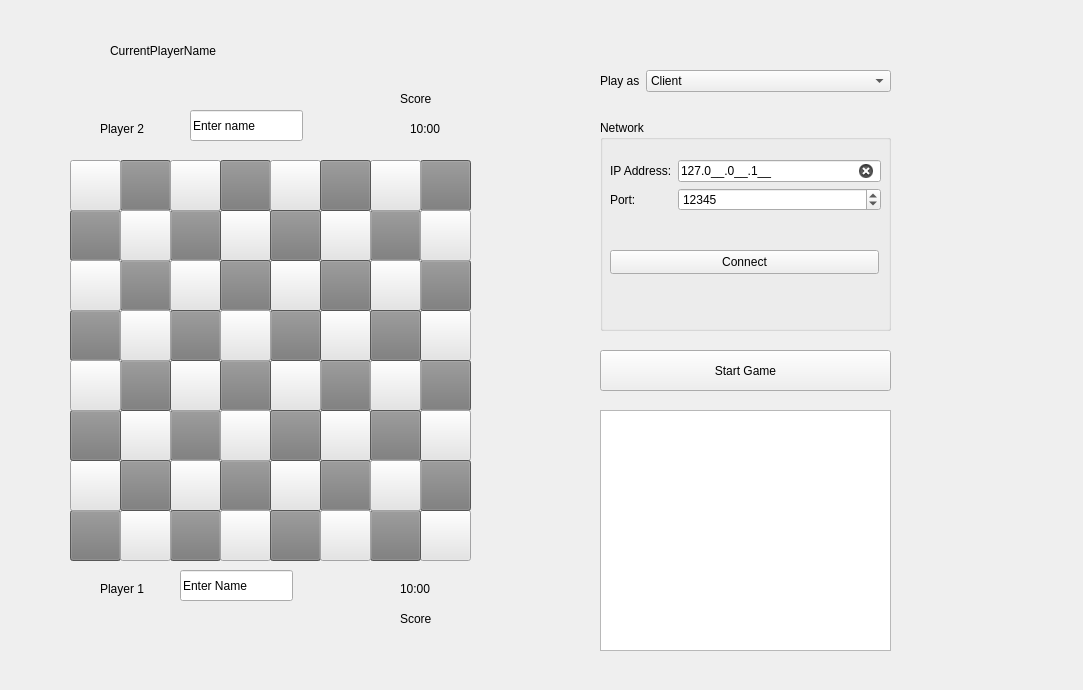
Qt form schach/schachgui.ui (Charly-62/QtChessApp) before a commit.
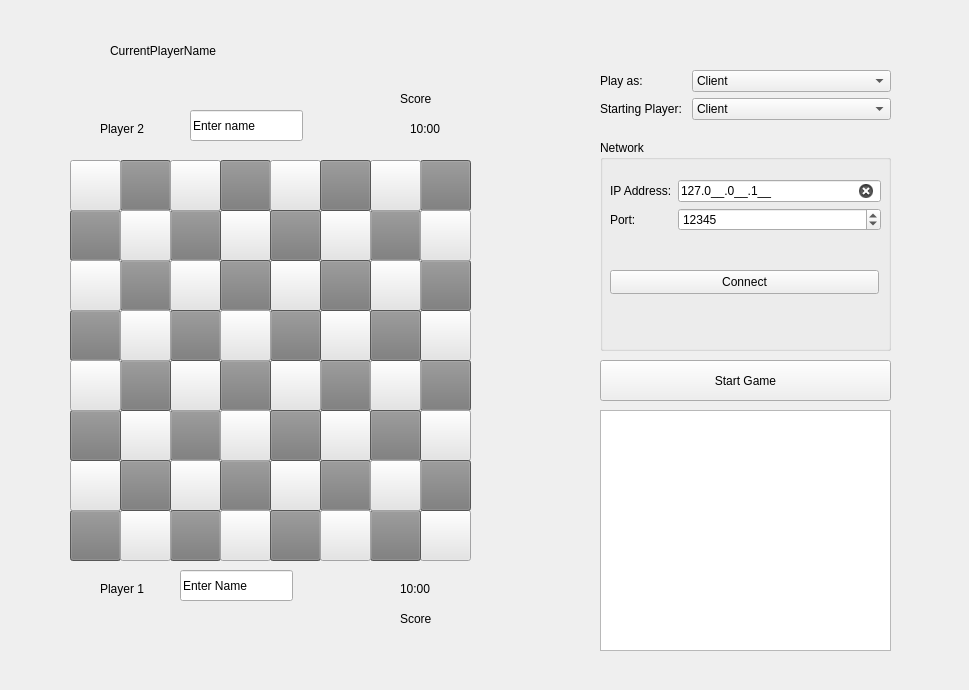
The same form after that commit.

Commit message: Added two players functionality

```diff
--- a/schach/schachgui.ui
+++ b/schach/schachgui.ui
@@ -6,7 +6,7 @@
    <rect>
     <x>0</x>
     <y>0</y>
-    <width>1083</width>
+    <width>969</width>
     <height>690</height>
    </rect>
   </property>
@@ -1050,7 +1050,7 @@
    <property name="geometry">
     <rect>
      <x>600</x>
-     <y>350</y>
+     <y>360</y>
      <width>291</width>
      <height>41</height>
     </rect>
@@ -1063,7 +1063,7 @@
    <property name="geometry">
     <rect>
      <x>600</x>
-     <y>120</y>
+     <y>140</y>
      <width>291</width>
      <height>211</height>
     </rect>
@@ -1159,7 +1159,7 @@
      <x>600</x>
      <y>70</y>
      <width>291</width>
-     <height>41</height>
+     <height>56</height>
     </rect>
    </property>
    <layout class="QFormLayout" name="formLayout_2">
@@ -1180,10 +1180,31 @@
     <item row="0" column="0">
      <widget class="QLabel" name="lblHostClient">
       <property name="text">
-       <string>Play as</string>
+       <string>Play as:</string>
       </property>
      </widget>
     </item>
+    <item row="1" column="0">
+     <widget class="QLabel" name="lblStartingPlayer">
+      <property name="text">
+       <string>Starting Player: </string>
+      </property>
+     </widget>
+    </item>
+    <item row="1" column="1">
+     <widget class="QComboBox" name="cbStartingPlayer">
+      <item>
+       <property name="text">
+        <string>Client</string>
+       </property>
+      </item>
+      <item>
+       <property name="text">
+        <string>Server</string>
+       </property>
+      </item>
+     </widget>
+    </item>
    </layout>
   </widget>
   <widget class="QListWidget" name="lstNetzwerkConsole">
```
The commit also changes 5 other files.
